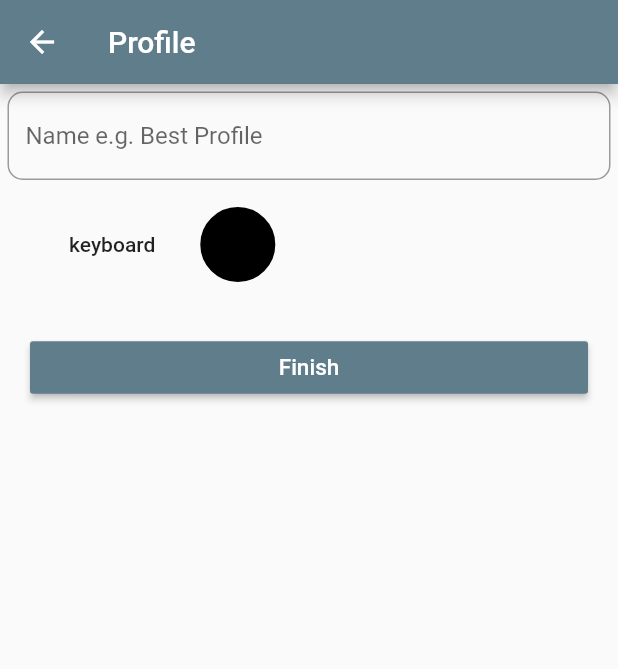
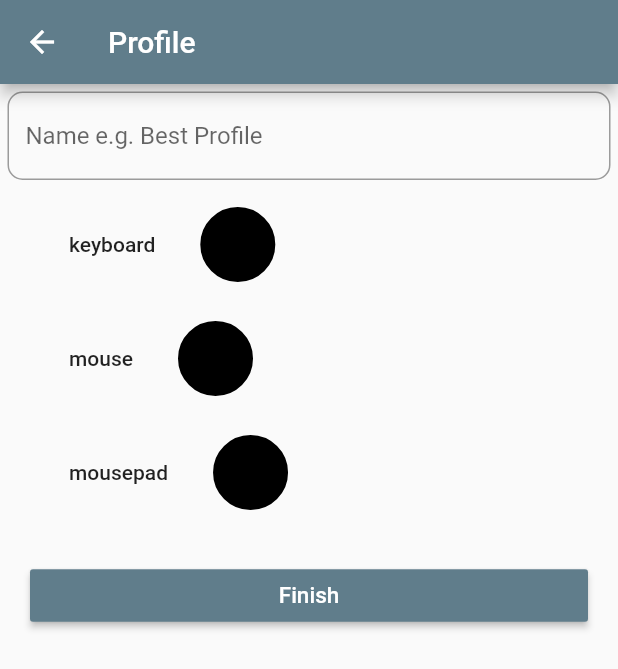
Before and after one commit to XanderTheGOAT/LLP, a Flutter app: the ProfileEditingPage screen opened directly with empty values, on a phone screen of 412 x 824 dp. Shown: the top 669 px of the screen. Run offline on Flutter 3.47's test engine with Material 2 defaults, Android fonts, the phone set to English and light mode, and no system bars; missing offline and left inert: flutter_hsvcolor_picker; network calls fail.

Commit message:
the final pushes for gen 1

```diff
--- a/light_link_mobile/lib/data_layer/models/computer.dart
+++ b/light_link_mobile/lib/data_layer/models/computer.dart
@@ -7,7 +7,7 @@ class Computer {
   Computer.fromJSON(Map<String, dynamic> json)
       : name = json["name"],
         userName = json["userName"],
-        connectedDevices = json["connectedDevices"];
+        connectedDevices = List.castFrom(json["connectedDevices"]);
   Map<String, dynamic> toJson() => {
         'name': name,
         'userName': userName,
--- a/light_link_mobile/lib/data_layer/models/profile.dart
+++ b/light_link_mobile/lib/data_layer/models/profile.dart
@@ -1,7 +1,11 @@
 import 'package:flutter/material.dart';
 
 class Profile {
-  static Set<String> _currentConfigs = ["keyboard"].toSet();
+  static Set<String> _currentConfigs = [
+    "keyboard",
+    "mouse",
+    "mousepad",
+  ].toSet();
   static set currentConfigs(Set<String> newConfigs) {
     if (newConfigs != null) {
       _currentConfigs = newConfigs;
--- a/light_link_mobile/lib/main.dart
+++ b/light_link_mobile/lib/main.dart
@@ -2,6 +2,7 @@ import 'package:flutter/material.dart';
 import 'package:light_link_mobile/data_layer/services/http_user_service.dart';
 import 'package:light_link_mobile/data_layer/services/random_user_service.dart';
 import './pages/main_page.dart';
+import 'package:http/http.dart' as http;
 import 'data_layer/services/user_service.dart';
 
 var username = "gxldcptrick";
```
Also changed, not shown: light_link_mobile/lib/components/profiles_component.dart (+7 -3 lines), light_link_mobile/lib/data_layer/services/http_user_service.dart (+20 -16 lines).
